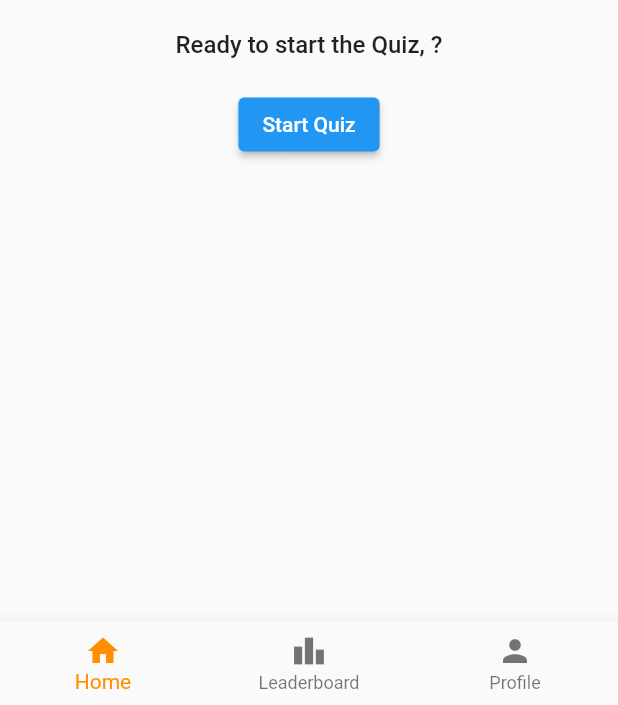
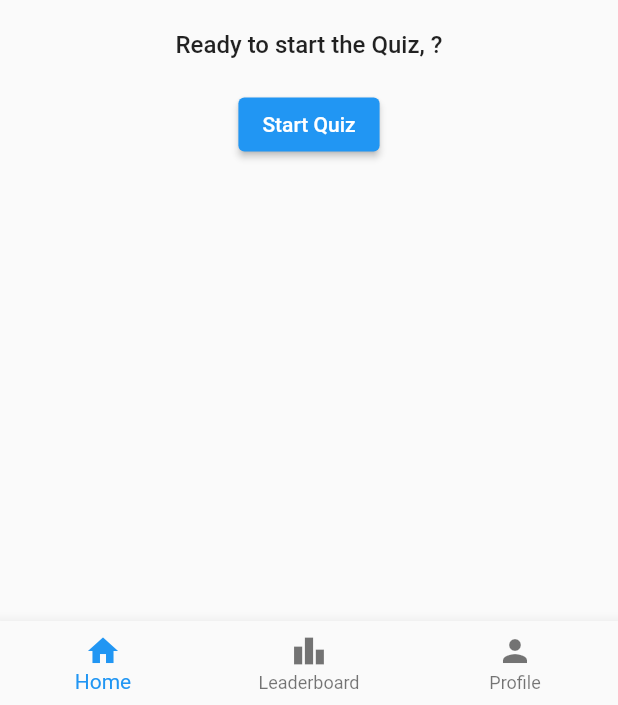
Before and after one commit to fawaz-alesayi/quiz-u, a Flutter app: the NavigationPage screen opened by its route, on a phone screen of 412 x 824 dp, the part 531-1236 px from its top. Run offline on Flutter 3.47's test engine with Material 2 defaults, Android fonts, the phone set to English and light mode, and no system bars; our stand-ins replace flutter_form_builder, flutter_riverpod, pin_code_fields, share_plus, shared_preferences; missing offline and left inert: phone_number; accounts and stored records are empty; network calls fail.

Commit message:
change nav colors

```diff
--- a/quiz_u_client/lib/main.dart
+++ b/quiz_u_client/lib/main.dart
@@ -105,7 +105,7 @@ class _NavigationPageState extends State<NavigationPage> {
           ),
         ],
         currentIndex: _selectedIndex,
-        selectedItemColor: Colors.amber[800],
+        selectedItemColor: Colors.blue,
         onTap: _onItemTapped,
       ),
     );
--- a/quiz_u_client/lib/pages/quiz.dart
+++ b/quiz_u_client/lib/pages/quiz.dart
@@ -210,11 +210,6 @@ class _QuestionsWidgetState extends ConsumerState<QuestionsWidget> {
                     Text("You finished the quiz!"),
                     SizedBox(height: 20),
                     Text("Your score was ${score}/${widget.questions.length}"),
-                    TextButton(
-                        onPressed: () {
-                          resetQuiz();
-                        },
-                        child: Text("Restart quiz")),
                     // Share button
                     OutlinedButton(
                       onPressed: () {
--- a/quiz_u_client/pubspec.yaml
+++ b/quiz_u_client/pubspec.yaml
@@ -38,6 +38,7 @@ dependencies:
   shared_preferences: ^2.0.15
   http: ^0.13.5
   share_plus: ^4.4.0
+  flutter_secure_storage: ^6.0.0
 
 dev_dependencies:
   flutter_test:
```
Also changed, not shown: quiz_u_client/pubspec.lock, 6 other files.
